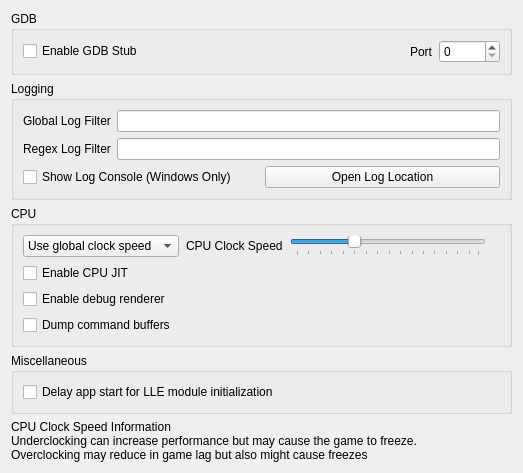
The window that src/citra_qt/configuration/configure_debug.ui (rtiangha/bravely-offline-citra) describes before a commit, drawn with Qt 5.
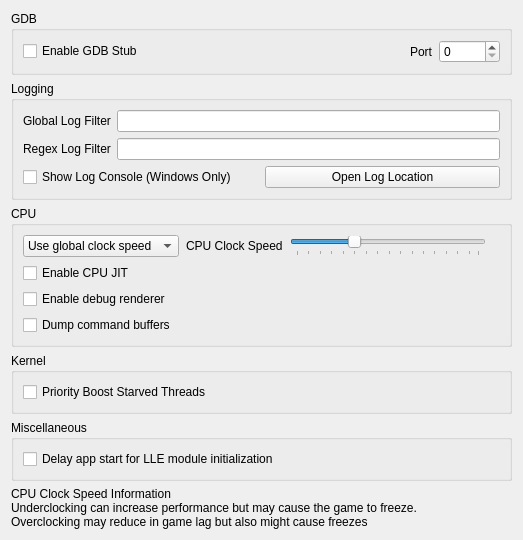
The same window after the commit.

Commit message: Android & PC: Add Priority Boost Starved Threads to the UI

Patch:
```diff
--- a/src/citra_qt/configuration/configure_debug.ui
+++ b/src/citra_qt/configuration/configure_debug.ui
@@ -233,12 +233,31 @@
      </layout>
     </widget>
    </item>
+   <item>
+    <widget class="QGroupBox" name="groupBox_5">
+     <property name="title">
+      <string>Kernel</string>
+     </property>
+     <layout class="QGridLayout" name="gridLayout_3">
+      <item row="1" column="0">
+       <widget class="QCheckBox" name="toggle_priority_boost_starved_threads">
+        <property name="toolTip">
+         <string>&lt;html&gt;&lt;head/&gt;&lt;body&gt;&lt;p&gt;Boost low priority starved threads during kernel rescheduling. This may improve the performance.&lt;/p&gt;&lt;/body&gt;&lt;/html&gt;</string>
+        </property>
+        <property name="text">
+         <string>Priority Boost Starved Threads</string>
+        </property>
+       </widget>
+      </item>
+     </layout>
+    </widget>
+   </item>
     <item>
-      <widget class="QGroupBox" name="groupBox_5">
+      <widget class="QGroupBox" name="groupBox_6">
         <property name="title">
           <string>Miscellaneous</string>
         </property>
-        <layout class="QGridLayout" name="gridLayout_2">
+        <layout class="QGridLayout" name="gridLayout_4">
           <item row="1" column="0">
             <widget class="QCheckBox" name="delay_start_for_lle_modules">
               <property name="toolTip">
```
The commit also changes 10 other files.
